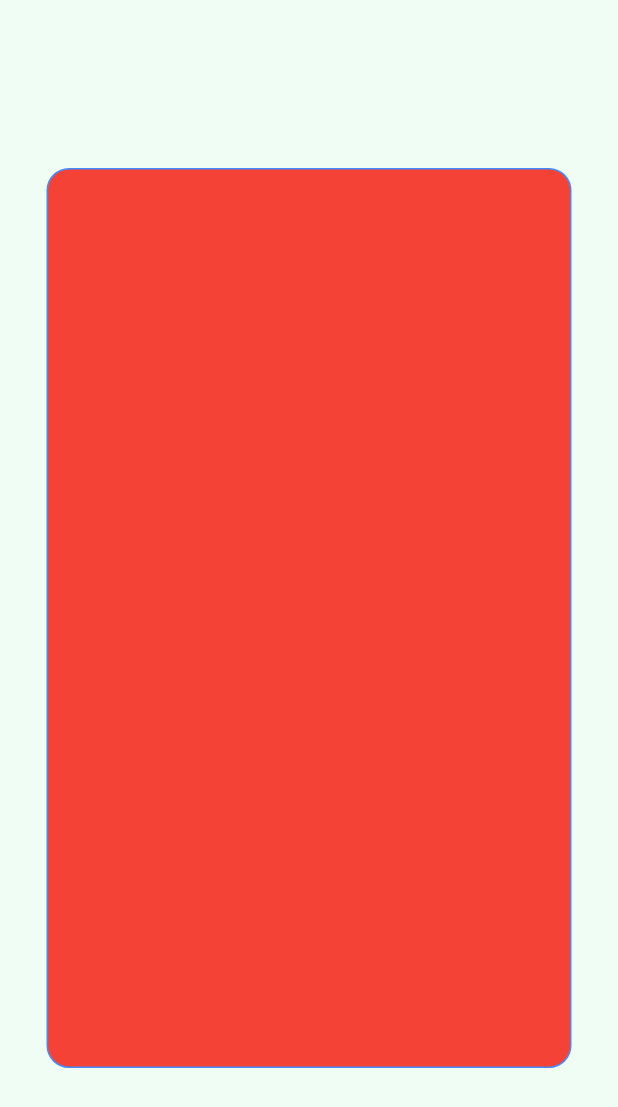
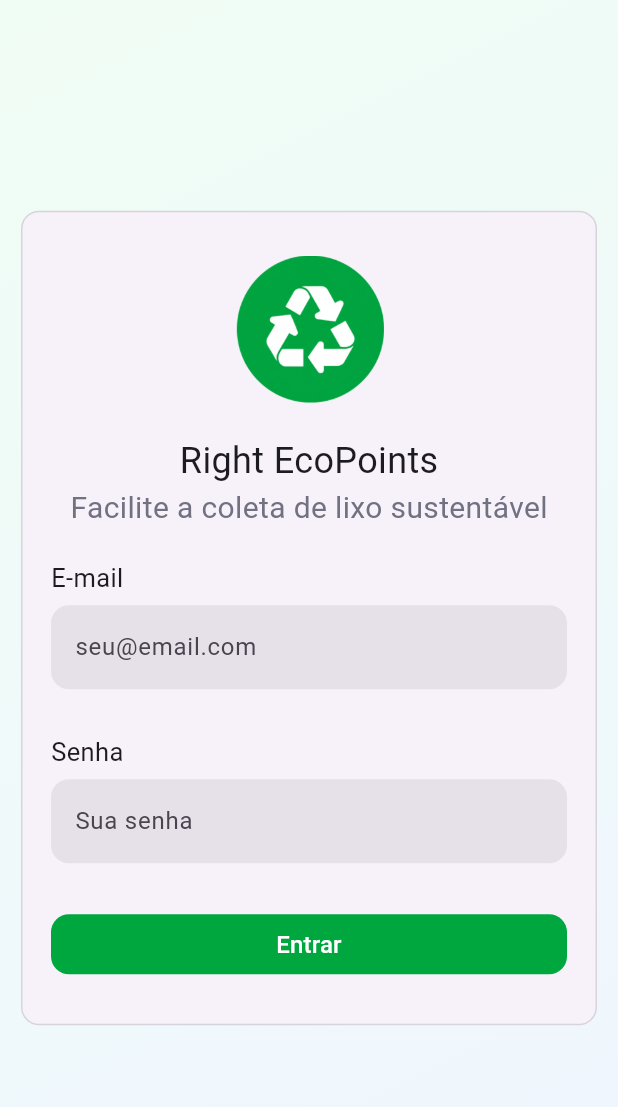
Before and after one commit to FabioMiguelNascimento/echoTrack, a Flutter app: the screen it shows after launch, on a phone screen of 412 x 824 dp. Shown: the top 1107 px of the screen. Run offline on Flutter 3.47's test engine with Material 3 defaults, Android fonts, the phone set to English and light mode, and no system bars.

Commit message:
feat: página de login estática

```diff
--- /dev/null
+++ b/lib/components/custom_green_button.dart
@@ -0,0 +1,28 @@
+import 'package:flutter/material.dart';
+
+class CustomGreenButton extends StatelessWidget {
+  final VoidCallback handleClick;
+
+  const CustomGreenButton({super.key, required this.handleClick});
+
+  @override
+  Widget build(BuildContext context) {
+    return ElevatedButton(
+      onPressed: handleClick,
+      style: ElevatedButton.styleFrom(
+        shape: RoundedRectangleBorder(borderRadius: BorderRadius.circular(12)),
+        backgroundColor: Color(0xff00A63E),
+        iconColor: Colors.white,
+        shadowColor: Colors.transparent,
+      ),
+      child: SizedBox(
+        width: double.infinity,
+        child: Text(
+          'Entrar',
+          style: TextStyle(fontSize: 16, color: Colors.white),
+          textAlign: TextAlign.center,
+        ),
+      ),
+    );
+  }
+}
--- a/lib/main.dart
+++ b/lib/main.dart
@@ -1,5 +1,5 @@
 import 'package:flutter/material.dart';
-import 'package:g1_g2/pages/login.pages.dart';
+import 'package:g1_g2/pages/login_page.dart';
 
 void main() {
   runApp(const MainApp());
--- a/lib/pages/login.pages.dart
+++ /dev/null
@@ -1,35 +0,0 @@
-import 'package:flutter/material.dart';
-
-class LoginPage extends StatelessWidget {
-  const LoginPage({super.key});
-
-  @override
-  Widget build(BuildContext context) {
-    return Scaffold(
-      backgroundColor: Color(0xffF0FDF4),
-      body: Center(
-        child: SizedBox(
-          width: 350,
-          height: 600,
-          child: Container(
-            constraints: BoxConstraints.expand(
-              height:
-                  Theme.of(context).textTheme.headlineMedium!.fontSize! * 1.1 +
-                  200.0,
-            ),
-            decoration: BoxDecoration(
-              color: Colors.red,
-              border: Border.all(color: Colors.blueAccent),
-              borderRadius: BorderRadius.circular(15),
-            ),
-            padding: const EdgeInsets.all(8.0),
-            alignment: Alignment.center,
-            child: Column(
-
-            ),
-          ),
-        ),
-      ),
-    );
-  }
-}
--- /dev/null
+++ b/lib/pages/login_page.dart
@@ -0,0 +1,148 @@
+import 'package:flutter/material.dart';
+import 'package:g1_g2/components/custom_green_button.dart';
+
+class LoginPage extends StatefulWidget {
+  const LoginPage({super.key});
+
+  @override
+  State<LoginPage> createState() => _LoginPageState();
+}
+
+class _LoginPageState extends State<LoginPage> {
+  String email = '';
+  String password = '';
+
+  @override
+  Widget build(BuildContext context) {
+    return Scaffold(
+      body: SingleChildScrollView(
+        child: Container(
+          decoration: BoxDecoration(
+            gradient: LinearGradient(
+              begin: Alignment.topLeft,
+              end: Alignment.bottomRight,
+              colors: <Color>[Color(0xffF0FDF4), Color(0xffEFF6FF)],
+            ),
+          ),
+          width: MediaQuery.of(context).size.width,
+          height: MediaQuery.of(context).size.height,
+          child: Padding(
+            padding: const EdgeInsets.all(10.0),
+            child: Column(
+              mainAxisAlignment: MainAxisAlignment.center,
+              children: [
+                Card(
+                  shape: RoundedRectangleBorder(
+                    borderRadius: BorderRadius.circular(12),
+                    side: BorderSide(color: Color(0x20000000)),
+                  ),
+                  shadowColor: Colors.transparent,
+                  child: Padding(
+                    padding: const EdgeInsets.only(
+                      top: 30,
+                      bottom: 30,
+                      right: 20,
+                      left: 20,
+                    ),
+                    child: Column(
+                      children: [
+                        Container(
+                          width: 100,
+                          height: 100,
+                          decoration: BoxDecoration(
+                            borderRadius: BorderRadius.circular(12),
+                          ),
+                          child: Image.asset(
+                            'assets/images/logo2.png',
+                            fit: BoxFit.cover,
+                          ),
+                        ),
+                        SizedBox(height: 20),
+                        Text('Right EcoPoints', style: TextStyle(fontSize: 24)),
+                        Text(
+                          'Facilite a coleta de lixo sustentável',
+                          style: TextStyle(
+                            fontSize: 20,
+                            color: Color(0xff717182),
+                          ),
+                        ),
+                        SizedBox(height: 20),
+
+                        SizedBox(
+                          height: 30,
+                          width: double.infinity,
+                          child: Text('E-mail', style: TextStyle(fontSize: 17)),
+                        ),
+                        TextField(
+                          onChanged: (text) {
+                            email = text;
+                          },
+                          cursorColor: Color(0xff00A63E),
+                          keyboardType: TextInputType.emailAddress,
+                          decoration: InputDecoration(
+                            hintText: 'seu@email.com',
+                            filled: true,
+                            focusedBorder: OutlineInputBorder(
+                              borderRadius: BorderRadius.circular(12),
+                              borderSide: BorderSide(
+                                width: 2,
+                                color: Color(0xff00A63E),
+                              ),
+                            ),
+                            enabledBorder: OutlineInputBorder(
+                              borderRadius: BorderRadius.circular(12),
+                              borderSide: BorderSide(style: BorderStyle.none),
+                            ),
+                          ),
+                        ),
+                        SizedBox(height: 30),
+                        SizedBox(
+                          height: 30,
+                          width: double.infinity,
+                          child: Text('Senha', style: TextStyle(fontSize: 17)),
+                        ),
+                        TextField(
+                          onChanged: (text) {
+                            password = text;
+                          },
+                          obscureText: true,
+                          cursorColor: Color(0xff00A63E),
+                          decoration: InputDecoration(
+                            hintText: 'Sua senha',
+                            filled: true,
+                            focusedBorder: OutlineInputBorder(
+                              borderRadius: BorderRadius.circular(12),
+                              borderSide: BorderSide(
+                                width: 2,
+                                color: Color(0xff00A63E),
+                              ),
+                            ),
+                            enabledBorder: OutlineInputBorder(
+                              borderRadius: BorderRadius.circular(12),
+                              borderSide: BorderSide(style: BorderStyle.none),
+                            ),
+                          ),
+                        ),
+                        SizedBox(height: 30),
+                        CustomGreenButton(
+                          handleClick: () {
+                            if (email == 'vitor@email.com' &&
+                                password == '1234') {
+                              Navigator.of(
+                                context,
+                              ).pushReplacementNamed('/home');
+                            }
+                          },
+                        ),
+                      ],
+                    ),
+                  ),
+                ),
+              ],
+            ),
+          ),
+        ),
+      ),
+    );
+  }
+}
--- a/pubspec.yaml
+++ b/pubspec.yaml
@@ -18,3 +18,8 @@ dev_dependencies:
 
 flutter:
   uses-material-design: true
+  assets:
+    - assets/images/logo.png
+    - assets/images/logo2.png
+    - assets/images/vitor.jpg
+    #   - images/a_dot_ham.jpeg
```
Also changed, not shown: assets/images/logo.png (added), assets/images/logo2.png (added), assets/images/vitor.jpg (added).
